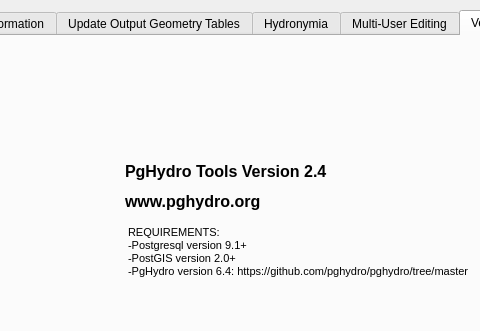
Above: pghydro_tools_dialog_base.ui from pghydro/pghydrotools before the change; both pictures show x 117 to 597 and y 0 to 331 of the 679 by 633 pixel window. Below: the same form after it.
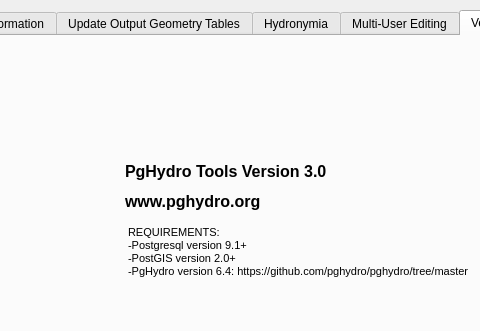
That is the form after the change. The open tabs and pages were chosen to show the change. Icons and pictures are not drawn.

Patch:
```diff
--- a/pghydro_tools_dialog_base.ui
+++ b/pghydro_tools_dialog_base.ui
@@ -3017,7 +3017,7 @@
       </font>
      </property>
      <property name="text">
-      <string>PgHydro Tools Version 2.4</string>
+      <string>PgHydro Tools Version 3.0</string>
      </property>
     </widget>
     <widget class="QLabel" name="label_12">
```
Left out of the diff: 3 changed lines with no effect on the pictures.
